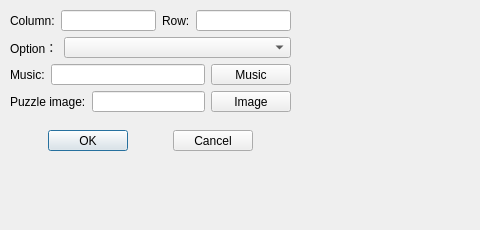
Old version of the form src/setting_dlg.ui in the repository StevenHuang2020/SlidingGame.
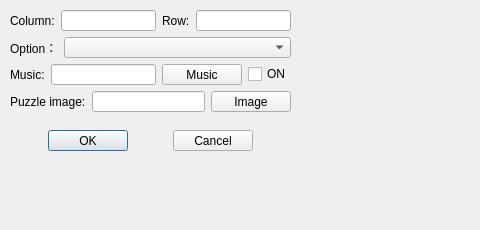
New version of the form.

```diff
--- a/src/setting_dlg.ui
+++ b/src/setting_dlg.ui
@@ -152,6 +152,13 @@
         </property>
        </widget>
       </item>
+      <item>
+       <widget class="QCheckBox" name="checkBox">
+        <property name="text">
+         <string>ON</string>
+        </property>
+       </widget>
+      </item>
      </layout>
     </item>
     <item row="1" column="1">
```
